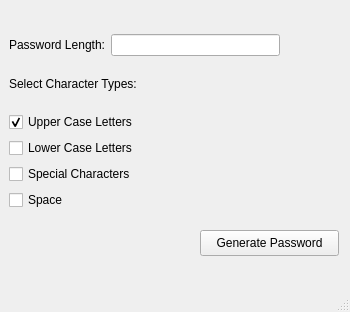
Qt form password_manager/ui/PasswordGenerator.ui (saxton-chris/1pass_gen) before a commit.
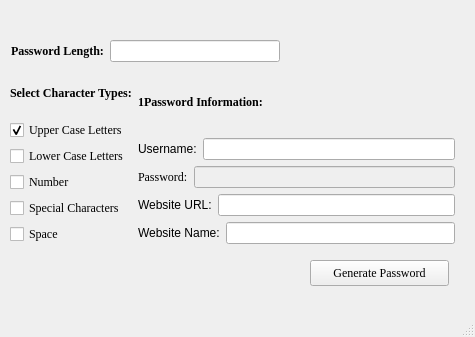
The same form after that commit.

Commit message: Update UI and gen password function

Patch:
```diff
--- a/password_manager/ui/PasswordGenerator.ui
+++ b/password_manager/ui/PasswordGenerator.ui
@@ -6,8 +6,8 @@
    <rect>
     <x>0</x>
     <y>0</y>
-    <width>350</width>
-    <height>312</height>
+    <width>475</width>
+    <height>337</height>
    </rect>
   </property>
   <property name="windowTitle">
@@ -17,12 +17,17 @@
    <widget class="QPushButton" name="passGenButton">
     <property name="geometry">
      <rect>
-      <x>200</x>
-      <y>230</y>
+      <x>310</x>
+      <y>260</y>
       <width>139</width>
       <height>26</height>
      </rect>
     </property>
+    <property name="font">
+     <font>
+      <family>Georgia</family>
+     </font>
+    </property>
     <property name="text">
      <string>Generate Password</string>
     </property>
@@ -30,31 +35,62 @@
    <widget class="QWidget" name="layoutWidget">
     <property name="geometry">
      <rect>
-      <x>9</x>
-      <y>34</y>
-      <width>271</width>
-      <height>176</height>
+      <x>11</x>
+      <y>37</y>
+      <width>269</width>
+      <height>28</height>
      </rect>
     </property>
-    <layout class="QVBoxLayout" name="passwordLayout">
+    <property name="font">
+     <font>
+      <family>Georgia</family>
+     </font>
+    </property>
+    <layout class="QHBoxLayout" name="passLengthLayout">
      <item>
-      <layout class="QHBoxLayout" name="lenghtLayout">
-       <item>
-        <widget class="QLabel" name="passPromptLabel">
-         <property name="text">
-          <string>Password Length:</string>
-         </property>
-        </widget>
-       </item>
-       <item>
-        <widget class="QLineEdit" name="passLengthField"/>
-       </item>
-      </layout>
+      <widget class="QLabel" name="passPromptLabel">
+       <property name="font">
+        <font>
+         <family>Georgia</family>
+         <bold>true</bold>
+        </font>
+       </property>
+       <property name="text">
+        <string>Password Length:</string>
+       </property>
+      </widget>
      </item>
      <item>
-      <layout class="QVBoxLayout" name="checkBoxLayout">
+      <widget class="QLineEdit" name="passLengthField">
+       <property name="font">
+        <font>
+         <family>Georgia</family>
+        </font>
+       </property>
+      </widget>
+     </item>
+    </layout>
+   </widget>
+   <widget class="QWidget" name="">
+    <property name="geometry">
+     <rect>
+      <x>10</x>
+      <y>72</y>
+      <width>445</width>
+      <height>172</height>
+     </rect>
+    </property>
+    <layout class="QHBoxLayout" name="inputLayout">
+     <item>
+      <layout class="QVBoxLayout" name="charTypeLayout">
        <item>
         <widget class="QLabel" name="charTypeLabel">
+         <property name="font">
+          <font>
+           <family>Georgia</family>
+           <bold>true</bold>
+          </font>
+         </property>
          <property name="text">
           <string>Select Character Types:</string>
          </property>
@@ -62,6 +98,15 @@
        </item>
        <item>
         <widget class="QCheckBox" name="upperCheck">
+         <property name="font">
+          <font>
+           <family>Georgia</family>
+           <underline>false</underline>
+          </font>
+         </property>
+         <property name="autoFillBackground">
+          <bool>false</bool>
+         </property>
          <property name="text">
           <string>Upper Case Letters</string>
          </property>
@@ -72,13 +117,38 @@
        </item>
        <item>
         <widget class="QCheckBox" name="lowerCheck">
+         <property name="font">
+          <font>
+           <family>Georgia</family>
+          </font>
+         </property>
          <property name="text">
           <string>Lower Case Letters</string>
          </property>
+         <property name="checked">
+          <bool>false</bool>
+         </property>
+        </widget>
+       </item>
+       <item>
+        <widget class="QCheckBox" name="numberCheck">
+         <property name="font">
+          <font>
+           <family>Georgia</family>
+          </font>
+         </property>
+         <property name="text">
+          <string>Number</string>
+         </property>
         </widget>
        </item>
        <item>
         <widget class="QCheckBox" name="specialCheck">
+         <property name="font">
+          <font>
+           <family>Georgia</family>
+          </font>
+         </property>
          <property name="text">
           <string>Special Characters</string>
          </property>
@@ -86,6 +156,11 @@
        </item>
        <item>
         <widget class="QCheckBox" name="spaceCheck">
+         <property name="font">
+          <font>
+           <family>Georgia</family>
+          </font>
+         </property>
          <property name="text">
           <string>Space</string>
          </property>
@@ -93,6 +168,100 @@
        </item>
       </layout>
      </item>
+     <item>
+      <layout class="QVBoxLayout" name="onePassLayout">
+       <item>
+        <widget class="QLabel" name="passInfoLabel">
+         <property name="font">
+          <font>
+           <family>Georgia</family>
+           <italic>false</italic>
+           <bold>true</bold>
+          </font>
+         </property>
+         <property name="text">
+          <string>1Password Information:</string>
+         </property>
+        </widget>
+       </item>
+       <item>
+        <layout class="QHBoxLayout" name="userLayout">
+         <item>
+          <widget class="QLabel" name="userLabel">
+           <property name="text">
+            <string>Username:</string>
+           </property>
+          </widget>
+         </item>
+         <item>
+          <widget class="QLineEdit" name="userTextbox"/>
+         </item>
+        </layout>
+       </item>
+       <item>
+        <layout class="QHBoxLayout" name="passLayout">
+         <item>
+          <widget class="QLabel" name="passLabel">
+           <property name="font">
+            <font>
+             <family>Georgia</family>
+             <bold>false</bold>
+            </font>
+           </property>
+           <property name="text">
+            <string>Password:</string>
+           </property>
+          </widget>
+         </item>
+         <item>
+          <widget class="QLineEdit" name="passTextbox">
+           <property name="enabled">
+            <bool>false</bool>
+           </property>
+          </widget>
+         </item>
+        </layout>
+       </item>
+       <item>
+        <layout class="QHBoxLayout" name="urlLayout">
+         <item>
+          <widget class="QLabel" name="webUrlLayout">
+           <property name="text">
+            <string>Website URL:</string>
+           </property>
+          </widget>
+         </item>
+         <item>
+          <widget class="QLineEdit" name="urlTextbox">
+           <property name="text">
+            <string/>
+           </property>
+           <property name="placeholderText">
+            <string/>
+           </property>
+           <property name="clearButtonEnabled">
+            <bool>false</bool>
+           </property>
+          </widget>
+         </item>
+        </layout>
+       </item>
+       <item>
+        <layout class="QHBoxLayout" name="webNameLayout">
+         <item>
+          <widget class="QLabel" name="webNameLabel">
+           <property name="text">
+            <string>Website Name:</string>
+           </property>
+          </widget>
+         </item>
+         <item>
+          <widget class="QLineEdit" name="webNameTextbox"/>
+         </item>
+        </layout>
+       </item>
+      </layout>
+     </item>
     </layout>
    </widget>
   </widget>
```
Left out of the diff: 2 changed lines with no effect on the pictures. The commit also changes 4 other files.
